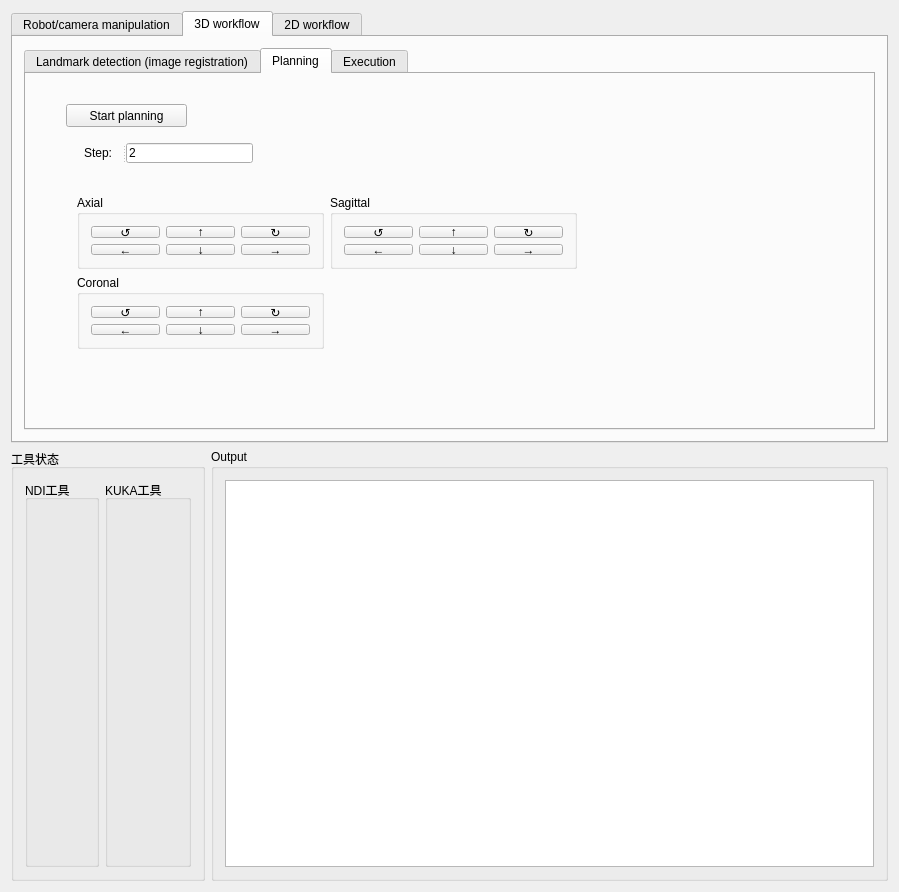
Above: Plugins/org.mitk.lancet.spinedemo/src/internal/SpineDemoControls.ui from zhaomengxiao/LancetMITK-Adition before the change. Below: the same form after it.
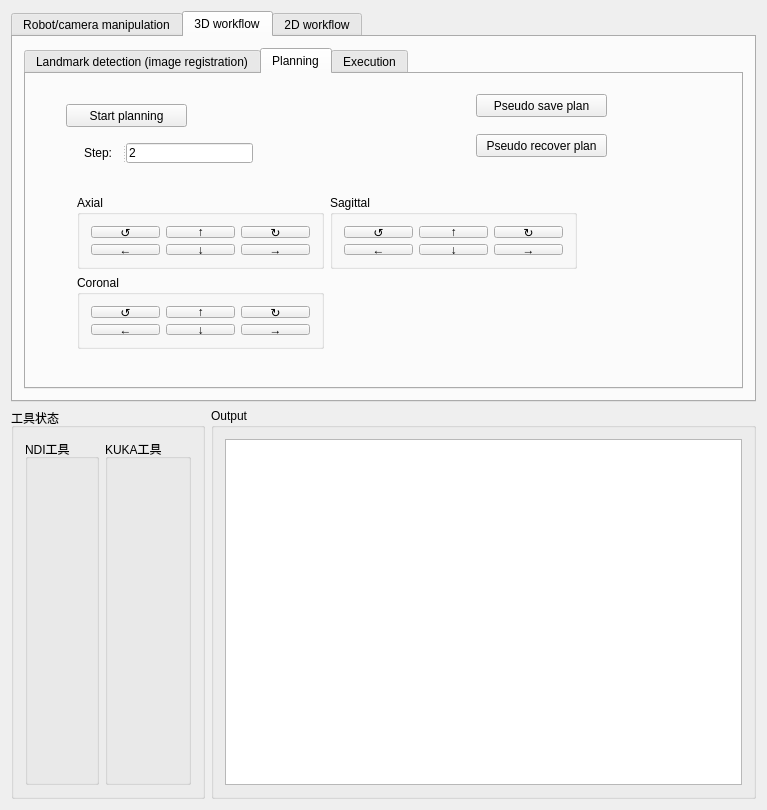
That is the form after the change. Custom widgets are drawn as their Qt base class.

What changed in the file:
```diff
--- a/Plugins/org.mitk.lancet.spinedemo/src/internal/SpineDemoControls.ui
+++ b/Plugins/org.mitk.lancet.spinedemo/src/internal/SpineDemoControls.ui
@@ -6,8 +6,8 @@
    <rect>
     <x>0</x>
     <y>0</y>
-    <width>899</width>
-    <height>892</height>
+    <width>767</width>
+    <height>810</height>
    </rect>
   </property>
   <property name="minimumSize">
@@ -101,6 +101,32 @@
             <string>Start planning</string>
            </property>
           </widget>
+          <widget class="QPushButton" name="pushButton_pseudoSavePlan">
+           <property name="geometry">
+            <rect>
+             <x>450</x>
+             <y>20</y>
+             <width>131</width>
+             <height>23</height>
+            </rect>
+           </property>
+           <property name="text">
+            <string>Pseudo save plan</string>
+           </property>
+          </widget>
+          <widget class="QPushButton" name="pushButton_pseudoRecoverPlan">
+           <property name="geometry">
+            <rect>
+             <x>450</x>
+             <y>60</y>
+             <width>131</width>
+             <height>23</height>
+            </rect>
+           </property>
+           <property name="text">
+            <string>Pseudo recover plan</string>
+           </property>
+          </widget>
           <widget class="QWidget" name="">
            <property name="geometry">
             <rect>
```
